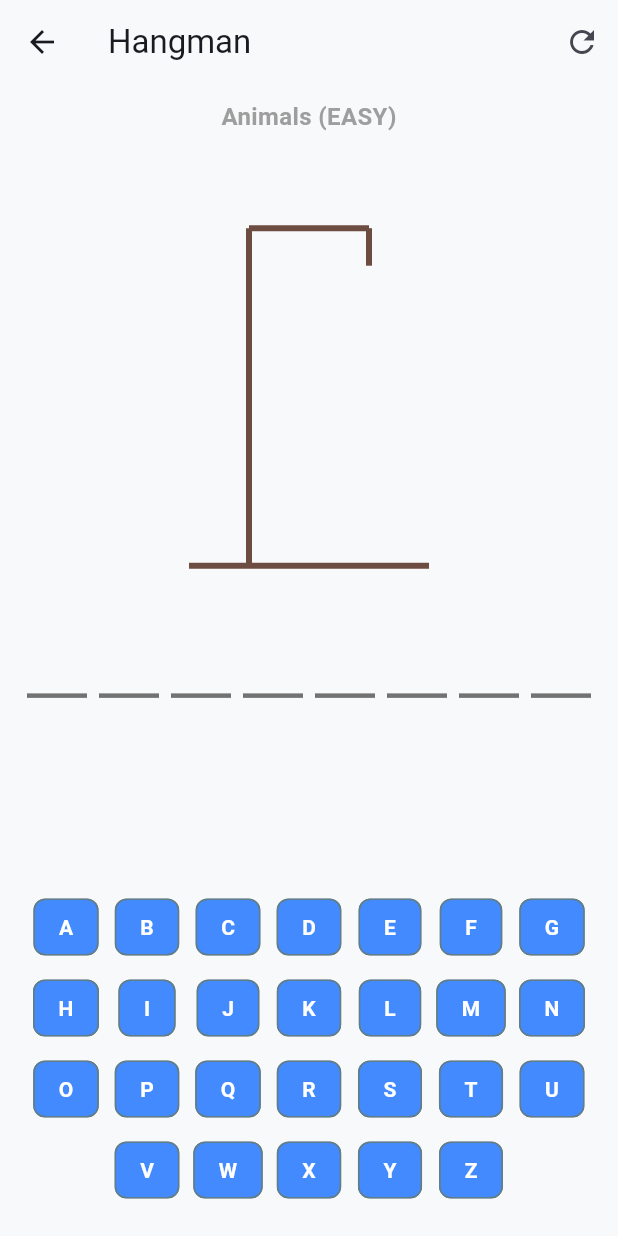
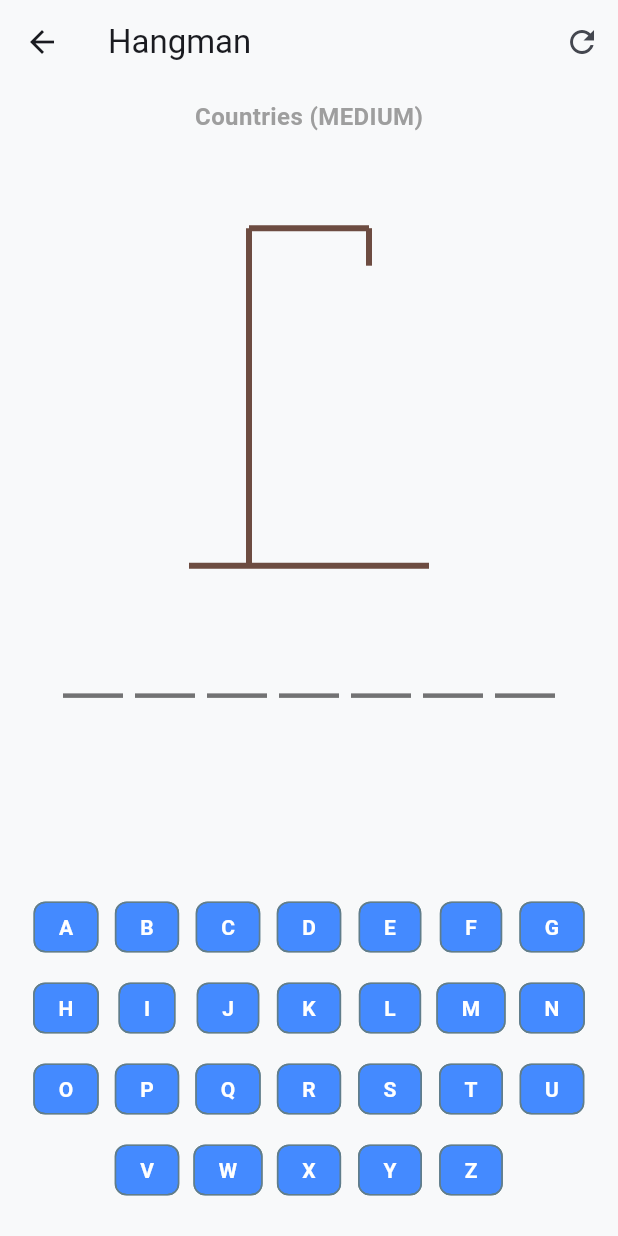
Before and after one commit to Dev19-code/Game-Hub, a Flutter app: the HangmanGameScreen screen opened directly, on a phone screen of 412 x 824 dp. Run offline on Flutter 3.47's test engine with Material 3 defaults, Android fonts, the phone set to English and light mode, and no system bars; our stand-ins replace audioplayers, shared_preferences; accounts and stored records are empty.

Commit message:
update readme
update simple bug in hangman game keyboard + update the readme file.

```diff
--- a/lib/games/hangman/data/word_database.dart
+++ b/lib/games/hangman/data/word_database.dart
@@ -4,19 +4,159 @@ class WordDatabase {
   // Now, instead of a Map, we have a strictly typed List of WordCategory objects!
   static const List<WordCategory> categories = [
     WordCategory(
-      name: 'Flutter',
+      name: 'Countries',
       difficulty: DifficultyLevel.medium,
-      words: ['WIDGET', 'STATE', 'PROVIDER', 'SCAFFOLD', 'MATERIAL'],
+      words: [
+        'BRAZIL',
+        'CANADA',
+        'FRANCE',
+        'GERMANY',
+        'ITALY',
+        'JAPAN',
+        'MEXICO',
+        'SPAIN',
+        'EGYPT',
+        'CHINA',
+        'RUSSIA',
+        'INDIA',
+        'TURKEY',
+        'GREECE',
+        'NORWAY',
+        'SWEDEN',
+        'JORDAN',
+        'KUWAIT',
+        'ALGERIA',
+        'PANAMA',
+        'VIETNAM',
+        'BELGIUM',
+        'SUDAN',
+        'MOROCCO',
+        'PORTUGAL',
+      ],
     ),
     WordCategory(
       name: 'Animals',
       difficulty: DifficultyLevel.easy,
-      words: ['ELEPHANT', 'GIRAFFE', 'PENGUIN', 'KANGAROO', 'DOLPHIN'],
+      words: [
+        'ELEPHANT',
+        'GIRAFFE',
+        'PENGUIN',
+        'KANGAROO',
+        'DOLPHIN',
+        'TIGER',
+        'LION',
+        'MONKEY',
+        'RABBIT',
+        'HAMSTER',
+        'CHICKEN',
+        'TURTLE',
+        'SPIDER',
+        'DONKEY',
+        'ZEBRA',
+        'HORSE',
+        'PARROT',
+        'SHARK',
+        'WHALE',
+        'LIZARD',
+        'CAMEL',
+        'EAGLE',
+        'PANDA',
+        'KOALA',
+        'BUTTERFLY',
+      ],
     ),
     WordCategory(
-      name: 'Countries',
+      name: 'Foods',
+      difficulty: DifficultyLevel.easy,
+      words: [
+        'BURGER',
+        'PIZZA',
+        'PASTA',
+        'SALAD',
+        'CHEESE',
+        'BREAD',
+        'STEAK',
+        'COOKIE',
+        'DONUT',
+        'APPLE',
+        'BANANA',
+        'ORANGE',
+        'POTATO',
+        'TOMATO',
+        'CARROT',
+        'CHICKEN',
+        'SUSHI',
+        'TACO',
+        'KEBAB',
+        'RICE',
+        'MANGO',
+        'GRAPES',
+        'LEMON',
+        'ONION',
+        'GARLIC',
+      ],
+    ),
+    WordCategory(
+      name: 'Technologies',
       difficulty: DifficultyLevel.hard,
-      words: ['BRAZIL', 'JAPAN', 'CANADA', 'AUSTRALIA', 'EGYPT'],
+      words: [
+        'GOOGLE',
+        'SAMSUNG',
+        'LAPTOP',
+        'TABLET',
+        'PHONE',
+        'INTERNET',
+        'WEBSITE',
+        'FACEBOOK',
+        'NETFLIX',
+        'YOUTUBE',
+        'TIKTOK',
+        'WINDOWS',
+        'ANDROID',
+        'CAMERA',
+        'DRONE',
+        'ROBOT',
+        'KEYBOARD',
+        'MONITOR',
+        'MOUSE',
+        'BATTERY',
+        'CHARGER',
+        'WIFI',
+        'SCREEN',
+        'SMARTWATCH',
+        'IPHONE',
+      ],
+    ),
+    WordCategory(
+      name: 'Jobs',
+      difficulty: DifficultyLevel.medium,
+      words: [
+        'DOCTOR',
+        'NURSE',
+        'TEACHER',
+        'POLICE',
+        'PILOT',
+        'DRIVER',
+        'CHEF',
+        'FARMER',
+        'ARTIST',
+        'SINGER',
+        'DANCER',
+        'LAWYER',
+        'DENTIST',
+        'BAKER',
+        'WAITER',
+        'JUDGE',
+        'COACH',
+        'ACTOR',
+        'WRITER',
+        'GUARD',
+        'CLERK',
+        'MINER',
+        'SAILOR',
+        'TAILOR',
+        'BARBER',
+      ],
     ),
   ];
 
--- a/lib/games/hangman/hangman_game.dart
+++ b/lib/games/hangman/hangman_game.dart
@@ -102,12 +102,12 @@ class _HangmanGameScreenState extends State<HangmanGameScreen> {
     ).updateScore('hangman', finalScore);
 
     // 3. Optional: Show a little snackbar or celebration
-    ScaffoldMessenger.of(context).showSnackBar(
+    /* ScaffoldMessenger.of(context).showSnackBar(
       SnackBar(
         content: Text("New High Score: $finalScore!"),
         backgroundColor: Colors.green,
       ),
-    );
+    ); */
   }
 
   @override
--- a/lib/games/hangman/widgets/letter_keyboard.dart
+++ b/lib/games/hangman/widgets/letter_keyboard.dart
@@ -23,13 +23,7 @@ class LetterKeyboard extends StatelessWidget {
       children: letters.split('').map((letter) {
         final isGuessed = guessedLetters.contains(letter);
         return ActionChip(
-          label: Text(
-            letter,
-            style: const TextStyle(
-              fontWeight: FontWeight.bold,
-              color: Colors.white,
-            ),
-          ),
+          label: Text(letter, textAlign: TextAlign.center),
           backgroundColor: Theme.of(context).primaryColor,
           side: BorderSide(color: Colors.blueGrey),
           // Disable button if game is over or letter is already guessed
--- a/lib/utils/theme.dart
+++ b/lib/utils/theme.dart
@@ -13,6 +13,18 @@ class AppTheme {
     primaryColorDark: AppColors.primary.withBlue(200),
     primaryColor: AppColors.primary,
     highlightColor: Colors.black54,
+    chipTheme: ChipThemeData(
+      disabledColor: Colors.grey.shade300,
+      labelStyle: const TextStyle(
+        color: Colors.white,
+        fontWeight: FontWeight.bold,
+      ), // Default
+      secondaryLabelStyle: TextStyle(
+        color: Colors.black.withValues(alpha: 0.4),
+      ), // For disabled
+      // This ensures the "dimmed" effect doesn't go all the way to transparent
+      brightness: Brightness.light,
+    ),
   );
 
   static ThemeData darkTheme = ThemeData(
--- a/pubspec.yaml
+++ b/pubspec.yaml
@@ -1,5 +1,5 @@
 name: mini_apps
-description: "A modular collection of mini-apps."
+description: "A modular collection of mini games."
 # The following line prevents the package from being accidentally published to
 # pub.dev using `flutter pub publish`. This is preferred for private packages.
 publish_to: 'none' # Remove this line if you wish to publish to pub.dev
```
Also changed, not shown: 3 other files.
